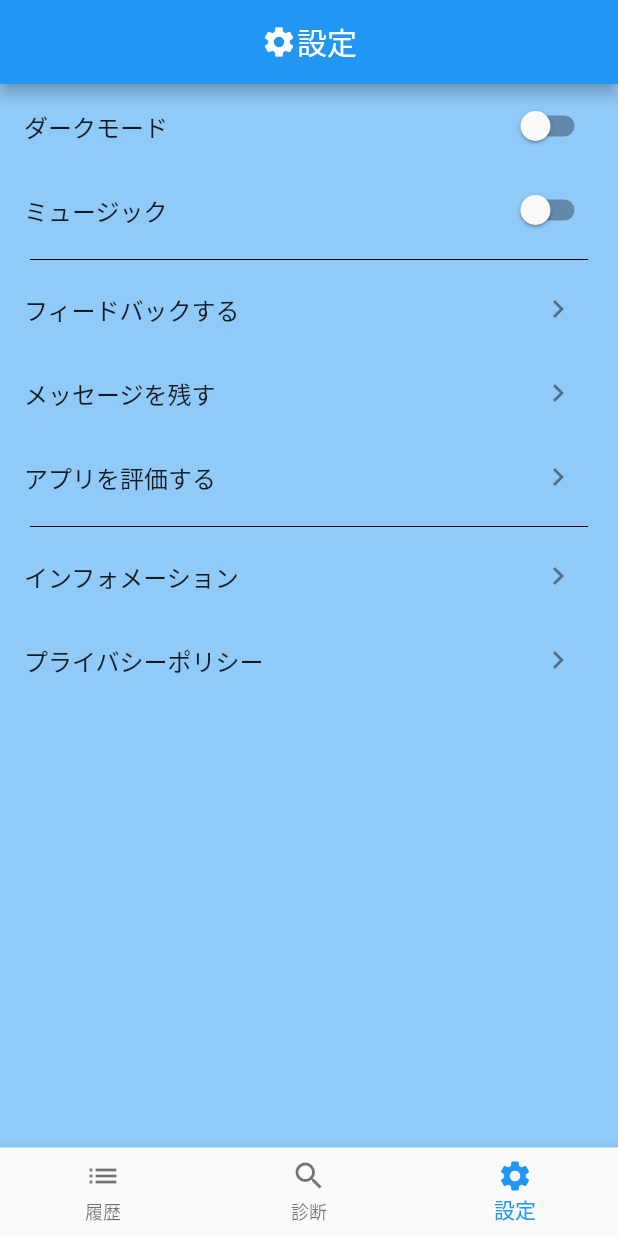
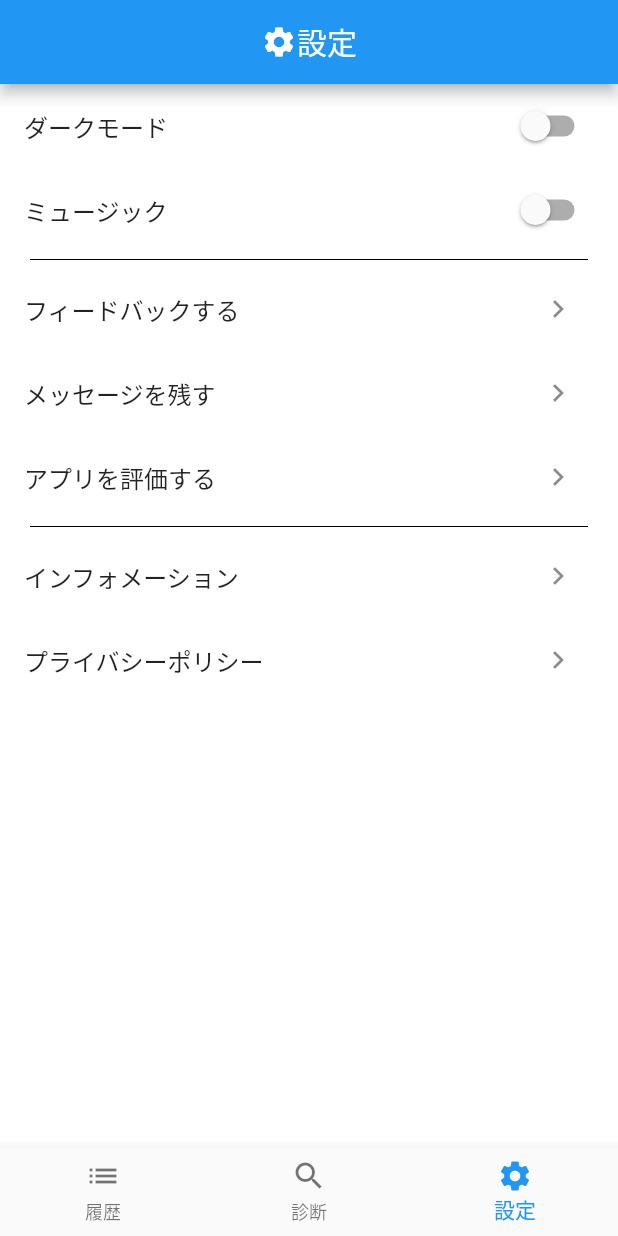
Before and after one commit to hata8341/flutter-snow_board_selecter, a Flutter app: the screen it shows after launch, item 3 of the bottom bar chosen, on a phone screen of 412 x 824 dp. Run offline on Flutter 3.47's test engine with Material 2 defaults, Android fonts, the light colour scheme and no system bars; our stand-ins replace animated_text_kit, awesome_dialog, firebase_analytics, firebase_core, firebase_crashlytics, fl_chart and 8 more; accounts and stored records are empty.

Commit message:
#43 ライドタイトルの日本語化と背景色の変更

```diff
--- a/lib/const/result.dart
+++ b/lib/const/result.dart
@@ -13,7 +13,7 @@ const resultMap = {
     'discription':
         'あなたは圧雪バーンでカービングターンをしたり、パウダースノーで浮遊感を感じたり、壁などを使った地形遊びをするライドスタイルに興味があるようです。そんな人には雪面にエッジが上手くかかるキャンバー、板のノーズが雪に埋まりにくいロッカーキャンバーのような形状の板がおすすめ！！',
   },
-  'allRround': {
+  'allRound': {
     'rideType': 'オールラウンド',
     'discription':
         'あなたはスノーボードを遊び尽くしたい、オールラウンドなライドに興味があるようです。そんな人にはハイブリッドキャンバー、ハイブリッドキャンバーのようなロッカー・キャンバー・フラットなどの形状を取り入れた、どんな滑りでも対応できるボードがおすすめ！！',
--- a/lib/const/snowboard.dart
+++ b/lib/const/snowboard.dart
@@ -33,7 +33,7 @@ const snowboardMap = {
       'chartData': [1.0, 4.0, 5.0, 1.5],
     },
   },
-  'allRround': {
+  'allRound': {
     {
       'name': 'ハイブリッドキャンバー',
       'descprition':
--- a/lib/view_model/diagnose_view_model.dart
+++ b/lib/view_model/diagnose_view_model.dart
@@ -4,7 +4,6 @@ import 'package:sbselector/model/answer.dart';
 import 'package:sbselector/view_model/answer_view_model.dart';
 import 'package:sbselector/view_model/indicator_view_model.dart';
 import 'package:sbselector/widgets/end_dialog.dart';
-
 
 class DiagnoseNotifier extends StateNotifier<void> {
   DiagnoseNotifier(this._read) : super(null);
@@ -50,7 +49,7 @@ class DiagnoseNotifier extends StateNotifier<void> {
     } else if (difference < -9) {
       return 'freerunPowder';
     } else {
-      return 'allRround';
+      return 'allRound';
     }
   }
 
--- a/lib/views/diagnose/diagnose_top.dart
+++ b/lib/views/diagnose/diagnose_top.dart
@@ -6,6 +6,25 @@ import 'package:sbselector/views/settings/setting_top.dart';
 import 'package:sbselector/widgets/bubble.dart';
 
 final bottomBarIndexProvider = StateProvider<int>((ref) => 1);
+
+final backgroundColorProvider = Provider<Color>((ref) {
+  final bottomBarIndex = ref.watch(bottomBarIndexProvider);
+  final Color backgroundColor;
+  switch (bottomBarIndex) {
+    case 1:
+      backgroundColor = Colors.blue.shade200;
+      break;
+    case 0:
+      backgroundColor = Colors.white;
+      break;
+    case 2:
+      backgroundColor = Colors.white;
+      break;
+    default:
+      backgroundColor = Colors.white;
+  }
+  return backgroundColor;
+});
 
 class DiagnoseTopPage extends HookConsumerWidget {
   const DiagnoseTopPage({Key? key}) : super(key: key);
@@ -59,8 +78,10 @@ class DiagnoseTopPage extends HookConsumerWidget {
   Widget build(BuildContext context, WidgetRef ref) {
     final bottomBarIndex = ref.watch(bottomBarIndexProvider.state);
     final Size screenSize = MediaQuery.of(context).size;
+
+    final backgroundColor = ref.watch(backgroundColorProvider);
     return Scaffold(
-      backgroundColor: Theme.of(context).backgroundColor,
+      backgroundColor: backgroundColor,
       appBar: AppBar(
         title: Row(
           mainAxisAlignment: MainAxisAlignment.center,
--- a/lib/views/history/history_top.dart
+++ b/lib/views/history/history_top.dart
@@ -9,7 +9,7 @@ class HistoryTopPage extends HookConsumerWidget {
   Widget build(BuildContext context, WidgetRef ref) {
     final historiesController = ref.watch(myRideTypesProvider.notifier);
     return FutureBuilder(
-      future: historiesController.loadDb(),
+      future: historiesController.load(),
       builder: (BuildContext context, AsyncSnapshot snapshot) {
         if (snapshot.connectionState == ConnectionState.done) {
           return const HistoryList();
--- a/lib/widgets/save_button.dart
+++ b/lib/widgets/save_button.dart
@@ -11,7 +11,7 @@ ElevatedButton saveButton(
       Icons.save,
       color: Colors.white,
     ),
-    onPressed: () async {
+    onPressed: () {
       myRideTypesController.add(rideType);
       ScaffoldMessenger.of(context).showSnackBar(successSnackBar);
     },
```
Also changed, not shown: lib/view_model/my_ridetypes_view_model.dart (+5 -5 lines), lib/view_model/page_view_model.dart (added, +30 -0 lines), lib/widgets/history_list.dart (+8 -2 lines).
